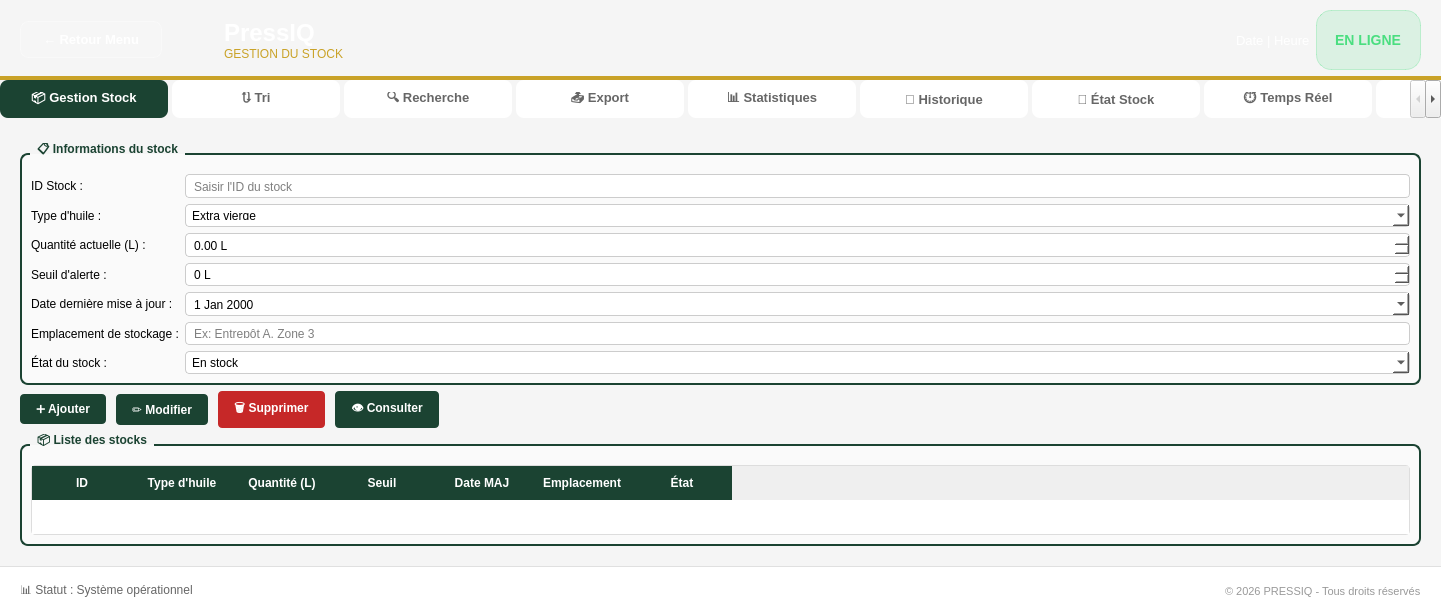
Before: the Qt Designer form stock/stock.ui in hedi1-1/oil-press-management-, drawn with Qt 5.
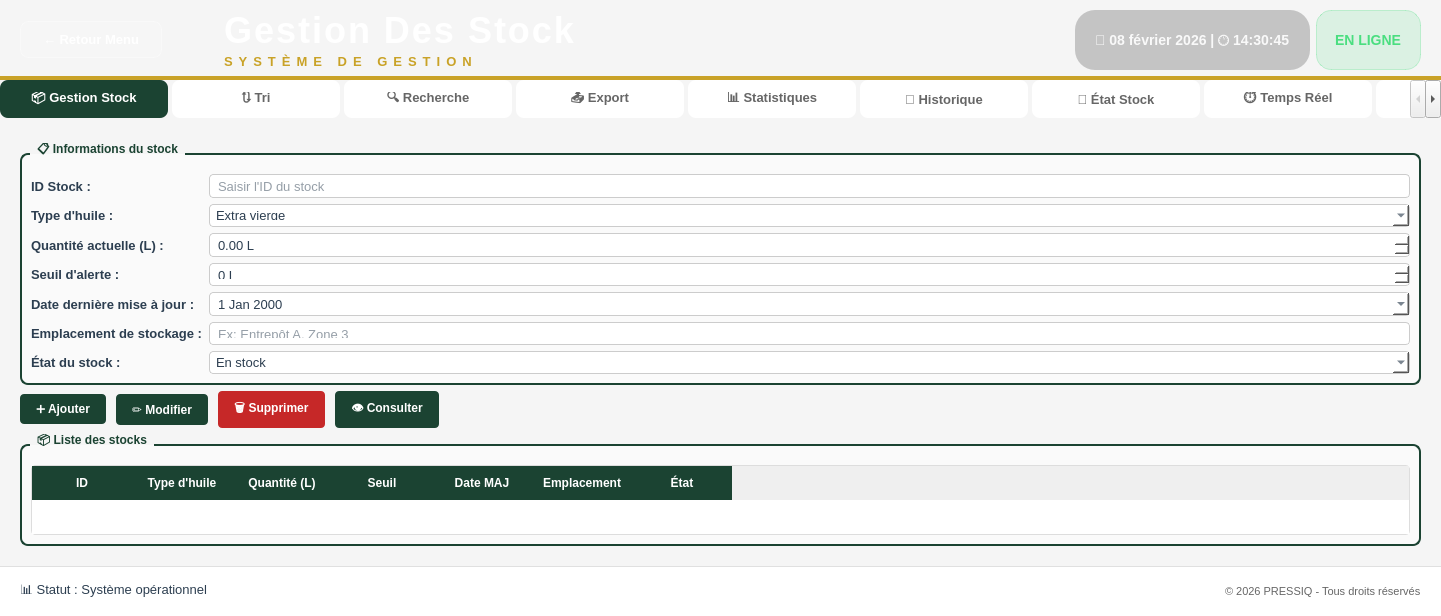
After: the same form once the commit is applied. Icons and pictures are not drawn.

Commit message: Update oil press management system - UI improvements and bug fixes

```diff
--- a/stock/stock.ui
+++ b/stock/stock.ui
@@ -127,15 +127,31 @@
         </widget>
        </item>
        <item>
-        <widget class="QLabel" name="labelLogo">
-         <property name="styleSheet">
-          <string notr="true">color: white;</string>
+        <layout class="QVBoxLayout" name="titleLayout">
+         <property name="spacing">
+          <number>2</number>
          </property>
-         <property name="text">
-          <string>&lt;h1 style='margin: 0;'&gt;PressIQ&lt;/h1&gt;
-&lt;p style='color: #C9A227; margin: 0; font-size: 12px;'&gt;GESTION DU STOCK&lt;/p&gt;</string>
-         </property>
-        </widget>
+         <item>
+          <widget class="QLabel" name="lblAppTitle">
+           <property name="styleSheet">
+            <string notr="true">color: white; font-size: 36px; font-weight: 800; font-family: 'Segoe UI', 'Arial Black', sans-serif; letter-spacing: 2px;</string>
+           </property>
+           <property name="text">
+            <string>Gestion Des Stock</string>
+           </property>
+          </widget>
+         </item>
+         <item>
+          <widget class="QLabel" name="lblAppSubtitle">
+           <property name="styleSheet">
+            <string notr="true">color: #C9A227; font-size: 13px; font-weight: 600; font-family: 'Segoe UI', Arial, sans-serif; letter-spacing: 6px;</string>
+           </property>
+           <property name="text">
+            <string>SYSTÈME DE GESTION</string>
+           </property>
+          </widget>
+         </item>
+        </layout>
        </item>
        <item>
         <spacer name="headerSpacer">
@@ -153,10 +169,10 @@
        <item>
         <widget class="QLabel" name="lblDateTime">
          <property name="styleSheet">
-          <string notr="true">color: white; font-size: 13px;</string>
+          <string notr="true">color: rgba(255, 255, 255, 0.9); font-size: 14px; font-weight: 500; font-family: 'Segoe UI', Arial, sans-serif; padding: 8px 16px; background-color: rgba(0, 0, 0, 0.2); border-radius: 20px;</string>
          </property>
          <property name="text">
-          <string>Date | Heure</string>
+          <string>📅 08 février 2026 | 🕐 14:30:45</string>
          </property>
         </widget>
        </item>
@@ -250,6 +266,9 @@
           <layout class="QGridLayout" name="gridLayoutInfo">
            <item row="0" column="0">
             <widget class="QLabel" name="labelIdStock">
+             <property name="styleSheet">
+              <string notr="true">color: #2c3e50; font-size: 13px; font-weight: 600;</string>
+             </property>
              <property name="text">
               <string>ID Stock :</string>
              </property>
@@ -263,6 +282,8 @@
     border-radius: 4px;
     padding: 6px;
     background: white;
+    color: #2c3e50;
+    font-size: 13px;
 }
 QLineEdit:focus {
     border: 2px solid #1B4332;
@@ -275,6 +296,9 @@
            </item>
            <item row="1" column="0">
             <widget class="QLabel" name="labelTypeHuile">
+             <property name="styleSheet">
+              <string notr="true">color: #2c3e50; font-size: 13px; font-weight: 600;</string>
+             </property>
              <property name="text">
               <string>Type d'huile :</string>
              </property>
@@ -288,6 +312,8 @@
     border-radius: 4px;
     padding: 6px;
     background: white;
+    color: #2c3e50;
+    font-size: 13px;
 }
 QComboBox:focus {
     border: 2px solid #1B4332;
@@ -312,6 +338,9 @@
            </item>
            <item row="2" column="0">
             <widget class="QLabel" name="labelQuantite">
+             <property name="styleSheet">
+              <string notr="true">color: #2c3e50; font-size: 13px; font-weight: 600;</string>
+             </property>
              <property name="text">
               <string>Quantité actuelle (L) :</string>
              </property>
@@ -325,6 +354,8 @@
     border-radius: 4px;
     padding: 6px;
     background: white;
+    color: #2c3e50;
+    font-size: 13px;
 }
 QDoubleSpinBox:focus {
     border: 2px solid #1B4332;
@@ -343,6 +374,9 @@
            </item>
            <item row="3" column="0">
             <widget class="QLabel" name="labelSeuilAlerte">
+             <property name="styleSheet">
+              <string notr="true">color: #2c3e50; font-size: 13px; font-weight: 600;</string>
+             </property>
              <property name="text">
               <string>Seuil d'alerte :</string>
              </property>
@@ -356,6 +390,8 @@
     border-radius: 4px;
     padding: 6px;
     background: white;
+    color: #2c3e50;
+    font-size: 13px;
 }
 QSpinBox:focus {
     border: 2px solid #1B4332;
@@ -371,6 +407,9 @@
            </item>
            <item row="4" column="0">
             <widget class="QLabel" name="labelDateMaj">
+             <property name="styleSheet">
+              <string notr="true">color: #2c3e50; font-size: 13px; font-weight: 600;</string>
+             </property>
              <property name="text">
               <string>Date dernière mise à jour :</string>
              </property>
@@ -384,6 +423,8 @@
     border-radius: 4px;
     padding: 6px;
     background: white;
+    color: #2c3e50;
+    font-size: 13px;
 }
 QDateEdit:focus {
     border: 2px solid #1B4332;
@@ -396,6 +437,9 @@
            </item>
            <item row="5" column="0">
             <widget class="QLabel" name="labelEmplacement">
+             <property name="styleSheet">
+              <string notr="true">color: #2c3e50; font-size: 13px; font-weight: 600;</string>
+             </property>
              <property name="text">
               <string>Emplacement de stockage :</string>
              </property>
@@ -409,6 +453,8 @@
     border-radius: 4px;
     padding: 6px;
     background: white;
+    color: #2c3e50;
+    font-size: 13px;
 }
 QLineEdit:focus {
     border: 2px solid #1B4332;
@@ -421,6 +467,9 @@
            </item>
            <item row="6" column="0">
             <widget class="QLabel" name="labelEtatStock">
+             <property name="styleSheet">
+              <string notr="true">color: #2c3e50; font-size: 13px; font-weight: 600;</string>
+             </property>
              <property name="text">
               <string>État du stock :</string>
              </property>
@@ -434,6 +483,8 @@
     border-radius: 4px;
     padding: 6px;
     background: white;
+    color: #2c3e50;
+    font-size: 13px;
 }
 QComboBox:focus {
     border: 2px solid #1B4332;
@@ -2700,7 +2751,7 @@
        <item>
         <widget class="QLabel" name="labelStatut">
          <property name="styleSheet">
-          <string notr="true">color: #666;</string>
+          <string notr="true">color: #2c3e50; font-size: 13px;</string>
          </property>
          <property name="text">
           <string>📊 Statut : Système opérationnel</string>
@@ -2723,7 +2774,7 @@
        <item>
         <widget class="QLabel" name="labelCopyright">
          <property name="styleSheet">
-          <string notr="true">color: #999; font-size: 11px;</string>
+          <string notr="true">color: #666; font-size: 11px;</string>
          </property>
          <property name="text">
           <string>© 2026 PRESSIQ - Tous droits réservés</string>
```
Left out of the diff: 94 changed lines with no effect on the pictures. The commit also changes 13 other files.
